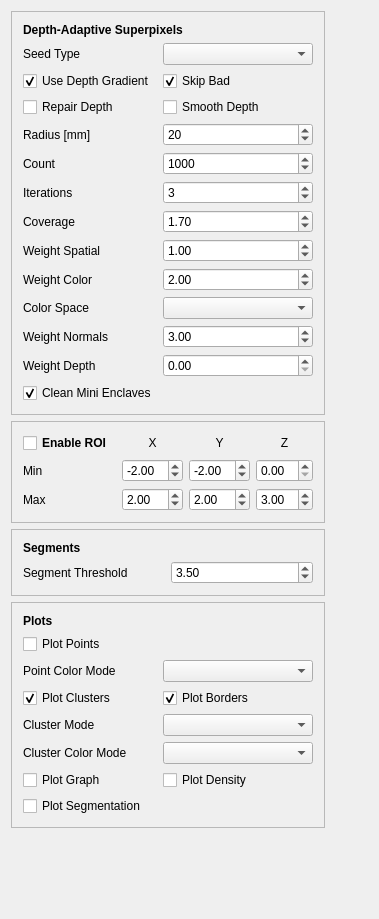
Danvil/dasp, file dasp_gui/WdgtSuperpixelParameters.ui: the form before one commit.
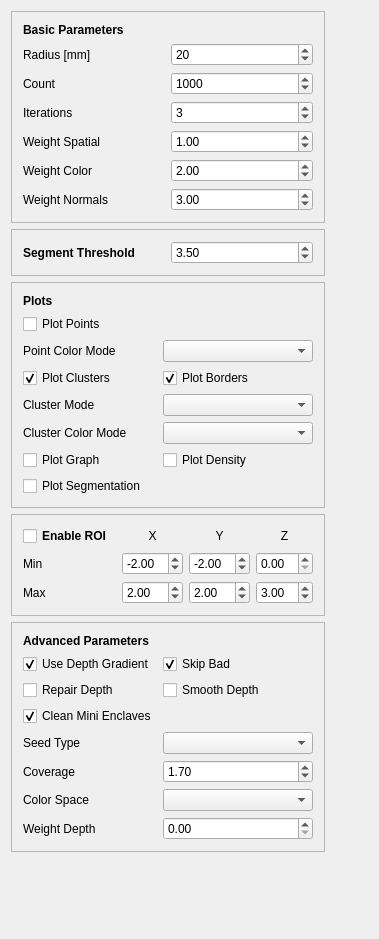
The form after the commit.

Commit message: Simplified parameters gui by adding a section for advanced parameters.

Patch:
```diff
--- a/dasp_gui/WdgtSuperpixelParameters.ui
+++ b/dasp_gui/WdgtSuperpixelParameters.ui
@@ -7,7 +7,7 @@
     <x>0</x>
     <y>0</y>
     <width>379</width>
-    <height>919</height>
+    <height>939</height>
    </rect>
   </property>
   <property name="windowTitle">
@@ -23,19 +23,6 @@
       <enum>QFrame::Raised</enum>
      </property>
      <layout class="QGridLayout" name="gridLayout_2">
-      <item row="16" column="1">
-       <widget class="QDoubleSpinBox" name="doubleSpinBoxWeightDepth">
-        <property name="maximum">
-         <double>10.000000000000000</double>
-        </property>
-        <property name="singleStep">
-         <double>0.100000000000000</double>
-        </property>
-        <property name="value">
-         <double>0.000000000000000</double>
-        </property>
-       </widget>
-      </item>
       <item row="0" column="0" colspan="2">
        <widget class="QLabel" name="label_8">
         <property name="font">
@@ -45,21 +32,7 @@
          </font>
         </property>
         <property name="text">
-         <string>Depth-Adaptive Superpixels</string>
-        </property>
-       </widget>
-      </item>
-      <item row="10" column="0">
-       <widget class="QLabel" name="label_6">
-        <property name="text">
-         <string>Coverage</string>
-        </property>
-       </widget>
-      </item>
-      <item row="16" column="0">
-       <widget class="QLabel" name="label_2">
-        <property name="text">
-         <string>Weight Depth</string>
+         <string>Basic Parameters</string>
         </property>
        </widget>
       </item>
@@ -80,39 +53,6 @@
         </property>
        </widget>
       </item>
-      <item row="10" column="1">
-       <widget class="QDoubleSpinBox" name="doubleSpinBoxCoverage">
-        <property name="maximum">
-         <double>10.000000000000000</double>
-        </property>
-        <property name="singleStep">
-         <double>0.100000000000000</double>
-        </property>
-        <property name="value">
-         <double>1.700000000000000</double>
-        </property>
-       </widget>
-      </item>
-      <item row="2" column="0">
-       <widget class="QLabel" name="label_15">
-        <property name="text">
-         <string>Seed Type</string>
-        </property>
-       </widget>
-      </item>
-      <item row="2" column="1">
-       <widget class="QComboBox" name="comboBoxSeedType">
-        <property name="minimumSize">
-         <size>
-          <width>150</width>
-          <height>0</height>
-         </size>
-        </property>
-        <property name="currentIndex">
-         <number>-1</number>
-        </property>
-       </widget>
-      </item>
       <item row="12" column="0">
        <widget class="QLabel" name="label_4">
         <property name="text">
@@ -156,26 +96,6 @@
         </property>
        </widget>
       </item>
-      <item row="3" column="0">
-       <widget class="QCheckBox" name="checkBoxGradientAdaptive">
-        <property name="text">
-         <string>Use Depth Gradient</string>
-        </property>
-        <property name="checked">
-         <bool>true</bool>
-        </property>
-       </widget>
-      </item>
-      <item row="3" column="1">
-       <widget class="QCheckBox" name="checkBoxSkipBad">
-        <property name="text">
-         <string>Skip Bad</string>
-        </property>
-        <property name="checked">
-         <bool>true</bool>
-        </property>
-       </widget>
-      </item>
       <item row="8" column="0">
        <widget class="QLabel" name="label_20">
         <property name="text">
@@ -196,33 +116,6 @@
         </property>
        </widget>
       </item>
-      <item row="20" column="0">
-       <widget class="QCheckBox" name="checkBoxDaspConquerEnclaves">
-        <property name="text">
-         <string>Clean Mini Enclaves</string>
-        </property>
-        <property name="checked">
-         <bool>true</bool>
-        </property>
-       </widget>
-      </item>
-      <item row="5" column="0">
-       <widget class="QCheckBox" name="checkBoxDaspRepairDepth">
-        <property name="text">
-         <string>Repair Depth</string>
-        </property>
-        <property name="checked">
-         <bool>false</bool>
-        </property>
-       </widget>
-      </item>
-      <item row="5" column="1">
-       <widget class="QCheckBox" name="checkBoxDaspSmoothDepth">
-        <property name="text">
-         <string>Smooth Depth</string>
-        </property>
-       </widget>
-      </item>
       <item row="11" column="0">
        <widget class="QLabel" name="label">
         <property name="text">
@@ -263,20 +156,10 @@
         </property>
        </widget>
       </item>
-      <item row="13" column="1">
-       <widget class="QComboBox" name="comboBoxDaspColorSpace"/>
-      </item>
-      <item row="13" column="0">
-       <widget class="QLabel" name="label_23">
-        <property name="text">
-         <string>Color Space</string>
-        </property>
-       </widget>
-      </item>
      </layout>
     </widget>
    </item>
-   <item row="0" column="3">
+   <item row="0" column="2">
     <spacer name="horizontalSpacer">
      <property name="orientation">
       <enum>Qt::Horizontal</enum>
@@ -289,7 +172,7 @@
      </property>
     </spacer>
    </item>
-   <item row="3" column="0">
+   <item row="4" column="0">
     <widget class="QFrame" name="frame_4">
      <property name="frameShape">
       <enum>QFrame::StyledPanel</enum>
@@ -405,7 +288,7 @@
      </layout>
     </widget>
    </item>
-   <item row="12" column="0">
+   <item row="14" column="0">
     <spacer name="verticalSpacer">
      <property name="orientation">
       <enum>Qt::Vertical</enum>
@@ -418,7 +301,7 @@
      </property>
     </spacer>
    </item>
-   <item row="2" column="0">
+   <item row="3" column="0">
     <widget class="QFrame" name="frame_5">
      <property name="frameShape">
       <enum>QFrame::StyledPanel</enum>
@@ -427,14 +310,20 @@
       <enum>QFrame::Raised</enum>
      </property>
      <layout class="QGridLayout" name="gridLayout_7">
-      <item row="1" column="0">
+      <item row="0" column="0">
        <widget class="QLabel" name="label_21">
+        <property name="font">
+         <font>
+          <weight>75</weight>
+          <bold>true</bold>
+         </font>
+        </property>
         <property name="text">
          <string>Segment Threshold</string>
         </property>
        </widget>
       </item>
-      <item row="1" column="1">
+      <item row="0" column="1">
        <widget class="QDoubleSpinBox" name="doubleSpinBoxDaspSegmentThreshold">
         <property name="singleStep">
          <double>0.100000000000000</double>
@@ -444,8 +333,30 @@
         </property>
        </widget>
       </item>
-      <item row="0" column="0">
-       <widget class="QLabel" name="label_22">
+     </layout>
+    </widget>
+   </item>
+   <item row="6" column="0">
+    <widget class="QFrame" name="frame_3">
+     <property name="frameShape">
+      <enum>QFrame::StyledPanel</enum>
+     </property>
+     <property name="frameShadow">
+      <enum>QFrame::Raised</enum>
+     </property>
+     <layout class="QGridLayout" name="gridLayout_4">
+      <item row="6" column="1">
+       <widget class="QComboBox" name="comboBoxDaspColorSpace"/>
+      </item>
+      <item row="6" column="0">
+       <widget class="QLabel" name="label_23">
+        <property name="text">
+         <string>Color Space</string>
+        </property>
+       </widget>
+      </item>
+      <item row="0" column="0" colspan="2">
+       <widget class="QLabel" name="label_11">
         <property name="font">
          <font>
           <weight>75</weight>
@@ -453,14 +364,121 @@
          </font>
         </property>
         <property name="text">
-         <string>Segments</string>
+         <string>Advanced Parameters</string>
+        </property>
+       </widget>
+      </item>
+      <item row="2" column="0">
+       <widget class="QCheckBox" name="checkBoxDaspRepairDepth">
+        <property name="text">
+         <string>Repair Depth</string>
+        </property>
+        <property name="checked">
+         <bool>false</bool>
+        </property>
+       </widget>
+      </item>
+      <item row="3" column="0">
+       <widget class="QCheckBox" name="checkBoxDaspConquerEnclaves">
+        <property name="text">
+         <string>Clean Mini Enclaves</string>
+        </property>
+        <property name="checked">
+         <bool>true</bool>
+        </property>
+       </widget>
+      </item>
+      <item row="4" column="1">
+       <widget class="QComboBox" name="comboBoxSeedType">
+        <property name="minimumSize">
+         <size>
+          <width>150</width>
+          <height>0</height>
+         </size>
+        </property>
+        <property name="currentIndex">
+         <number>-1</number>
+        </property>
+       </widget>
+      </item>
+      <item row="4" column="0">
+       <widget class="QLabel" name="label_15">
+        <property name="text">
+         <string>Seed Type</string>
+        </property>
+       </widget>
+      </item>
+      <item row="5" column="1">
+       <widget class="QDoubleSpinBox" name="doubleSpinBoxCoverage">
+        <property name="maximum">
+         <double>10.000000000000000</double>
+        </property>
+        <property name="singleStep">
+         <double>0.100000000000000</double>
+        </property>
+        <property name="value">
+         <double>1.700000000000000</double>
+        </property>
+       </widget>
+      </item>
+      <item row="2" column="1">
+       <widget class="QCheckBox" name="checkBoxDaspSmoothDepth">
+        <property name="text">
+         <string>Smooth Depth</string>
+        </property>
+       </widget>
+      </item>
+      <item row="1" column="1">
+       <widget class="QCheckBox" name="checkBoxSkipBad">
+        <property name="text">
+         <string>Skip Bad</string>
+        </property>
+        <property name="checked">
+         <bool>true</bool>
+        </property>
+       </widget>
+      </item>
+      <item row="5" column="0">
+       <widget class="QLabel" name="label_6">
+        <property name="text">
+         <string>Coverage</string>
+        </property>
+       </widget>
+      </item>
+      <item row="1" column="0">
+       <widget class="QCheckBox" name="checkBoxGradientAdaptive">
+        <property name="text">
+         <string>Use Depth Gradient</string>
+        </property>
+        <property name="checked">
+         <bool>true</bool>
+        </property>
+       </widget>
+      </item>
+      <item row="7" column="0">
+       <widget class="QLabel" name="label_2">
+        <property name="text">
+         <string>Weight Depth</string>
+        </property>
+       </widget>
+      </item>
+      <item row="7" column="1">
+       <widget class="QDoubleSpinBox" name="doubleSpinBoxWeightDepth">
+        <property name="maximum">
+         <double>10.000000000000000</double>
+        </property>
+        <property name="singleStep">
+         <double>0.100000000000000</double>
+        </property>
+        <property name="value">
+         <double>0.000000000000000</double>
         </property>
        </widget>
       </item>
      </layout>
     </widget>
    </item>
-   <item row="1" column="0">
+   <item row="5" column="0">
     <widget class="QFrame" name="frame_2">
      <property name="frameShape">
       <enum>QFrame::StyledPanel</enum>
```
